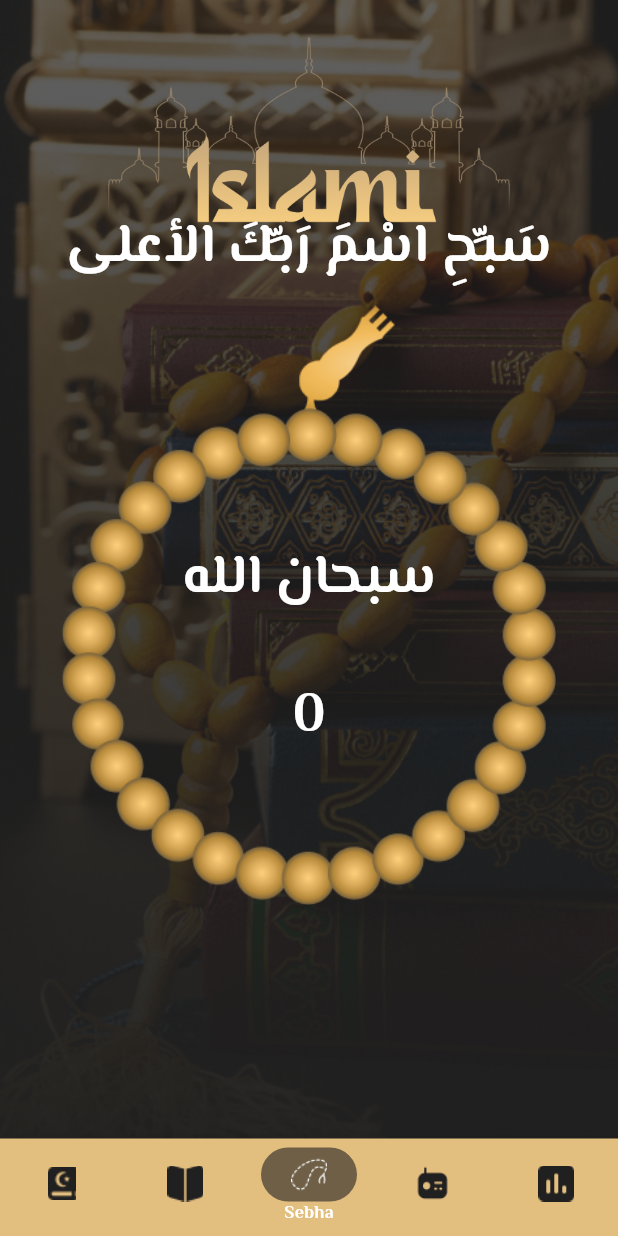
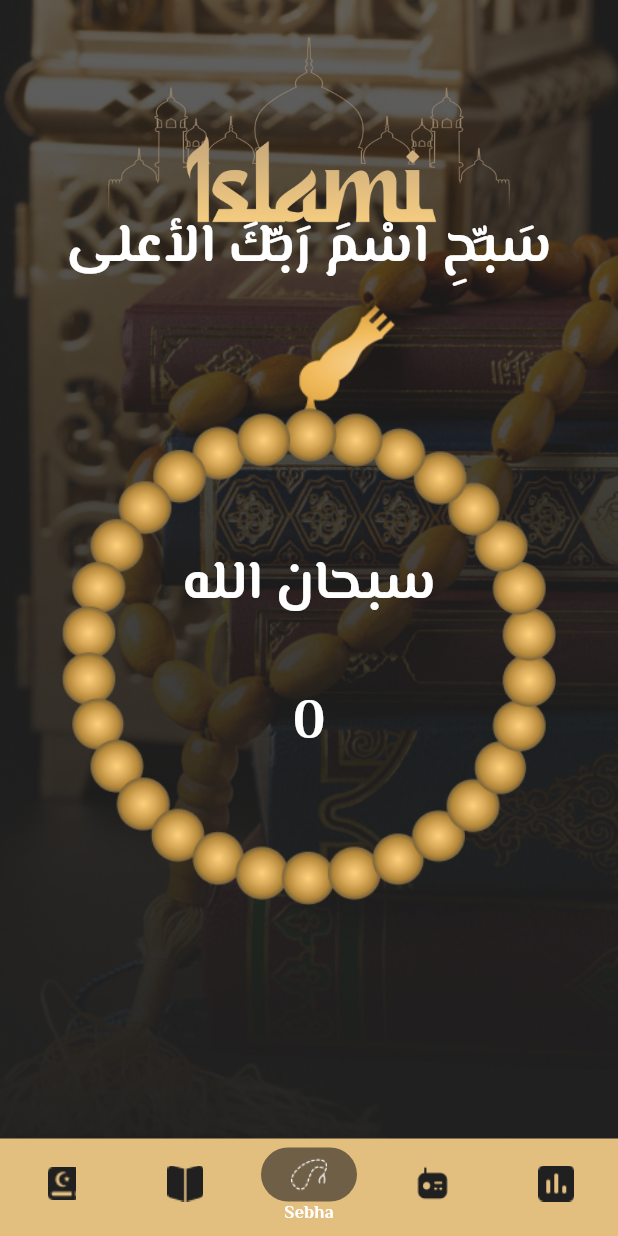
Before and after one commit to MariamWael411/Islami-App, a Flutter app: the Home screen opened by its route, item 3 of the bottom bar chosen, on a phone screen of 412 x 824 dp. Run offline on Flutter 3.47's test engine with Material 3 defaults, Android fonts, the phone set to English and light mode, and no system bars; our stand-ins replace carousel_slider, google_fonts, introduction_screen, shared_preferences; accounts and stored records are empty.

Commit message:
Sebha tab new

```diff
--- a/lib/ui/tabs/sebha/sebha_tab.dart
+++ b/lib/ui/tabs/sebha/sebha_tab.dart
@@ -57,7 +57,7 @@ class _SebhaTabState extends State<SebhaTab> {
                   Center(
                     child: Padding(
                       padding: EdgeInsets.only(top: height(context) * 0.11,
-                          bottom: height(context) * 0.04),
+                          bottom: height(context) * 0.03),
                       child: Column(
                         spacing: height(context) * 0.05,
                         children: [
```
